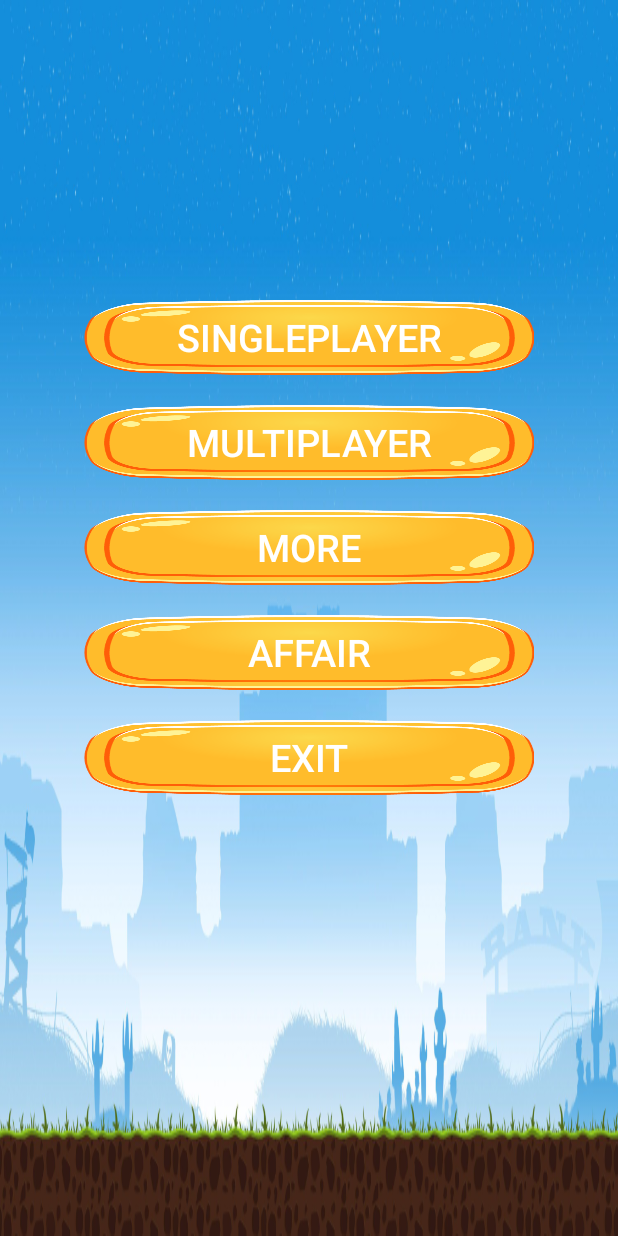
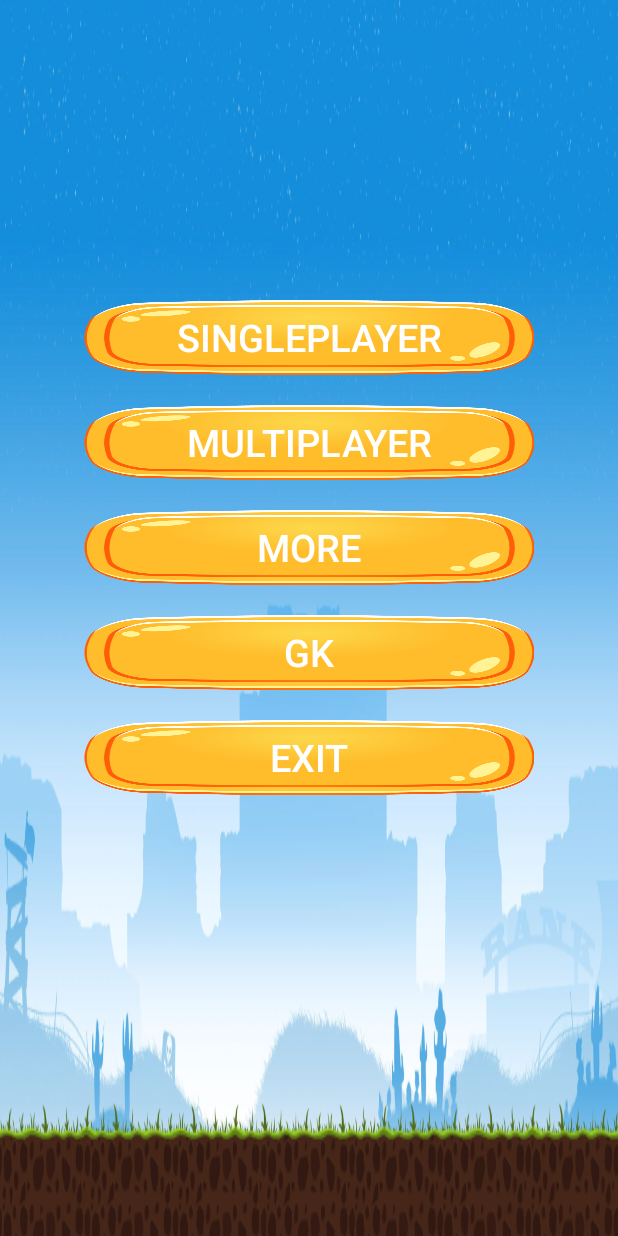
Before and after one commit to shubhamdamani/EduFun, an Android app: the screen it shows after launch (MainMenu), on a phone screen of 412 x 824 dp. Run offline under Robolectric (Android 15) with nearby library versions, the light colour scheme and no system bars.

```diff
--- a/app/src/main/res/layout/activity_main_menu.xml
+++ b/app/src/main/res/layout/activity_main_menu.xml
@@ -59,7 +59,7 @@
         android:layout_centerHorizontal="true"
         android:layout_below="@+id/more"
         android:background="@drawable/yellow_btn"
-        android:text="affair"
+        android:text="GK"
         android:textSize="25sp"
         android:id="@+id/affair"
         />
```
